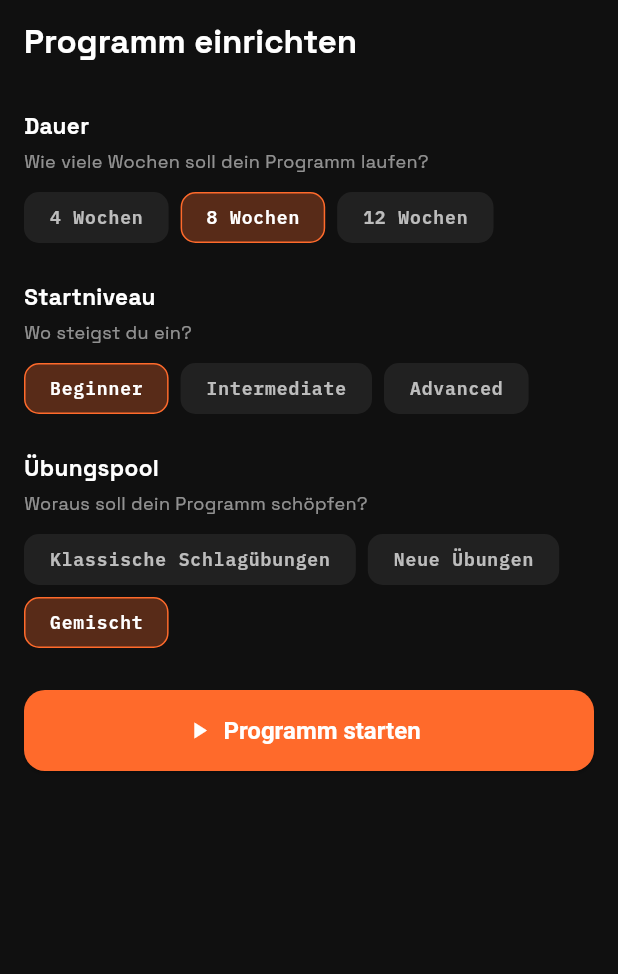
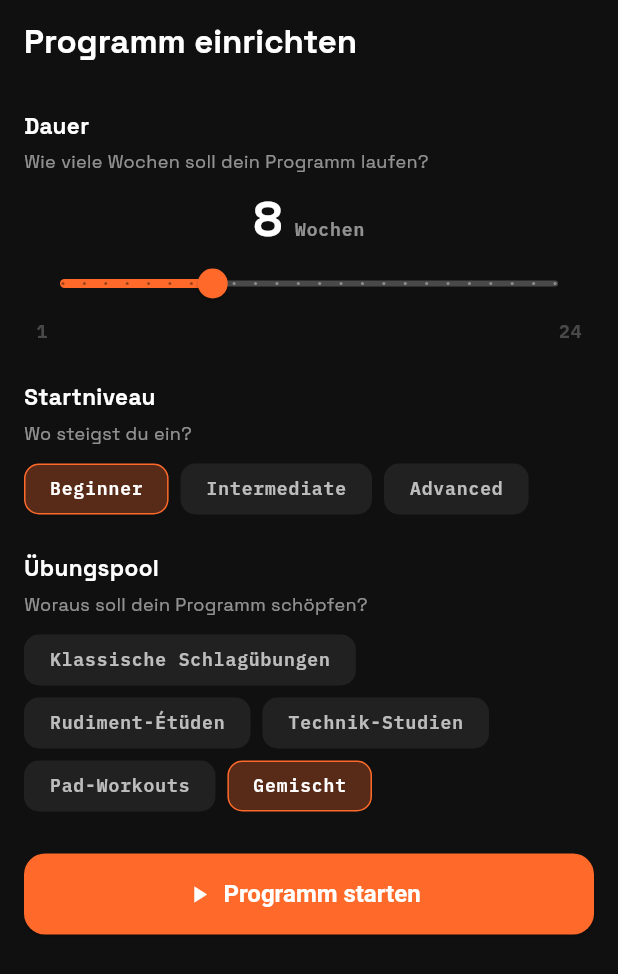
Before and after one commit to Ruesti/drum_coach, a Flutter app: the ProgramSetupScreen screen opened by its route, on a phone screen of 412 x 824 dp. Shown: the top 974 px of the screen. Run offline on Flutter 3.47's test engine with Material 3 defaults, Android fonts, the phone set to English and light mode, and no system bars; our stand-ins replace fl_chart, flutter_local_notifications, flutter_riverpod, go_router, google_fonts, isar and 4 more; missing offline and left inert: flutter_soloud, record; accounts and stored records are empty; generated files the repository leaves out were written again.

Commit message:
feat(program): freie Dauer-Wahl + Pad-Workouts im Übungspool
- Programm-Dauer: die 3 Wochen-Presets (4/8/12) durch einen Slider mit
  freier Wahl (1-24 Wochen) ersetzt — kein Multiple-Choice mehr.
- ProgramPool granularisiert: statt einem pauschalen "Neue Übungen"
  (= irgendein Collection-Tag) jetzt ein Eintrag pro Quelle
  (Rudiment-Étüden, Technik-Studien, Pad-Workouts) plus "Gemischt" —
  die neue Pad-Workouts-Sammlung ist damit gezielt als Programm-Pool
  wählbar, nicht nur implizit über "gemischt" miterfasst.
- programPoolExercises() entsprechend auf die neuen Enum-Werte umgestellt.
- Tests aktualisiert (program_config_test, program_generator_test,
  settings_program_config_test) + neuer Widget-Test, der die freie
  Slider-Auswahl tatsächlich durchzieht (nicht nur den Default rendert).

115/115 Tests grün, flutter analyze sauber.

Co-Authored-By: Claude Sonnet 5 <noreply@anthropic.com>
Claude-Session: https://claude.ai/code/session_01Y6DZkUpyLJ2snYf9XCBRh4

```diff
--- a/lib/features/program/models/program_config.dart
+++ b/lib/features/program/models/program_config.dart
@@ -1,12 +1,15 @@
 import '../../lessons/models/rudiment.dart';
 
-/// Which exercises the program draws from.
-enum ProgramPool { basicStrokes, newExercises, mixed }
+/// Which exercises the program draws from. One entry per source (the base
+/// catalog plus each [ExerciseCollection]), plus [mixed] for everything.
+enum ProgramPool { basicStrokes, rudimentEtudes, techniqueStudies, padWorkouts, mixed }
 
 extension ProgramPoolLabel on ProgramPool {
   String get label => switch (this) {
         ProgramPool.basicStrokes => 'Klassische Schlagübungen',
-        ProgramPool.newExercises => 'Neue Übungen',
+        ProgramPool.rudimentEtudes => 'Rudiment-Étüden',
+        ProgramPool.techniqueStudies => 'Technik-Studien',
+        ProgramPool.padWorkouts => 'Pad-Workouts',
         ProgramPool.mixed => 'Gemischt',
       };
 }
--- a/lib/features/program/program_setup_screen.dart
+++ b/lib/features/program/program_setup_screen.dart
@@ -21,7 +21,8 @@ class ProgramSetupScreen extends ConsumerStatefulWidget {
 }
 
 class _ProgramSetupScreenState extends ConsumerState<ProgramSetupScreen> {
-  static const _durationOptions = [4, 8, 12];
+  static const _minWeeks = 1;
+  static const _maxWeeks = 24;
   static const _difficultyOptions = [
     Difficulty.beginner,
     Difficulty.intermediate,
@@ -39,9 +40,7 @@ class _ProgramSetupScreenState extends ConsumerState<ProgramSetupScreen> {
     // defaults.
     final existing = SettingsService.programConfig;
     _durationWeeks =
-        existing != null && _durationOptions.contains(existing.durationWeeks)
-            ? existing.durationWeeks
-            : 8;
+        existing?.durationWeeks.clamp(_minWeeks, _maxWeeks) ?? 8;
     _startDifficulty = existing != null &&
             _difficultyOptions.contains(existing.startDifficulty)
         ? existing.startDifficulty
@@ -61,17 +60,36 @@ class _ProgramSetupScreenState extends ConsumerState<ProgramSetupScreen> {
             subtitle: 'Wie viele Wochen soll dein Programm laufen?',
           ),
           const SizedBox(height: 10),
-          Wrap(
-            spacing: 8,
-            runSpacing: 8,
+          Row(
+            mainAxisAlignment: MainAxisAlignment.center,
+            crossAxisAlignment: CrossAxisAlignment.baseline,
+            textBaseline: TextBaseline.alphabetic,
             children: [
-              for (final w in _durationOptions)
-                AppSelectableChip(
-                  label: '$w Wochen',
-                  selected: _durationWeeks == w,
-                  onTap: () => setState(() => _durationWeeks = w),
-                ),
+              Text('$_durationWeeks', style: AppTypography.display),
+              const SizedBox(width: AppSpacing.sm),
+              Text('Wochen',
+                  style: AppTypography.label.copyWith(color: AppColors.textMuted)),
             ],
+          ),
+          Slider(
+            value: _durationWeeks.toDouble(),
+            min: _minWeeks.toDouble(),
+            max: _maxWeeks.toDouble(),
+            divisions: _maxWeeks - _minWeeks,
+            label: '$_durationWeeks Wochen',
+            onChanged: (v) => setState(() => _durationWeeks = v.round()),
+          ),
+          Padding(
+            padding: const EdgeInsets.symmetric(horizontal: 8),
+            child: Row(
+              mainAxisAlignment: MainAxisAlignment.spaceBetween,
+              children: [
+                Text('$_minWeeks',
+                    style: AppTypography.label.copyWith(color: AppColors.textFaint)),
+                Text('$_maxWeeks',
+                    style: AppTypography.label.copyWith(color: AppColors.textFaint)),
+              ],
+            ),
           ),
           const SizedBox(height: 24),
           const _SectionTitle(
```
Also changed, not shown: lib/features/program/program_generator.dart (+8 -3 lines), 4 other files.
